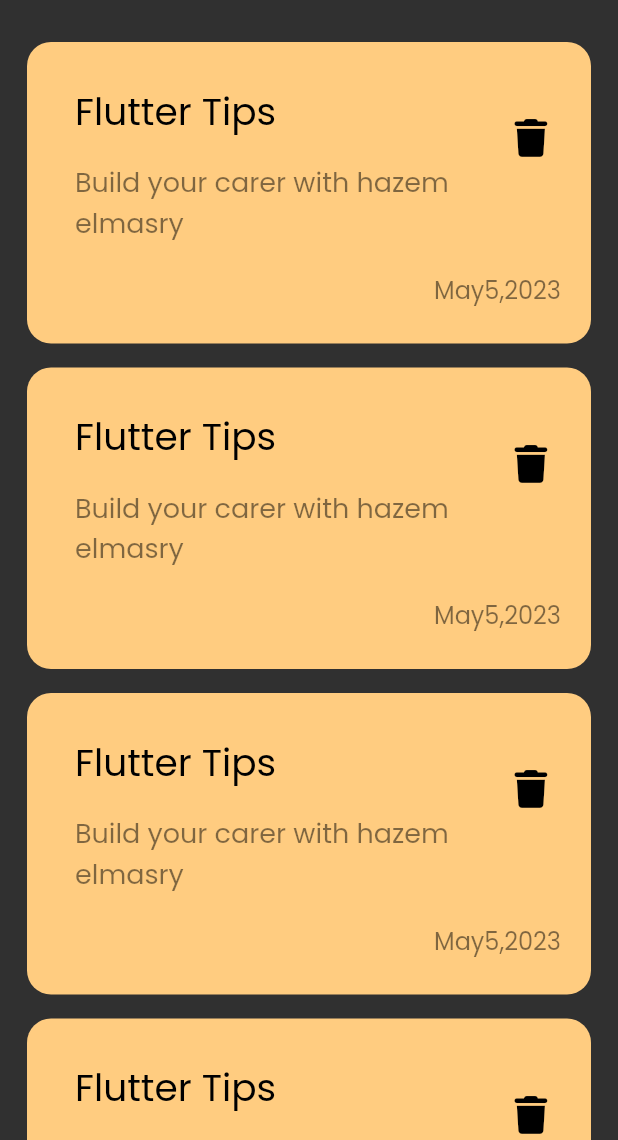
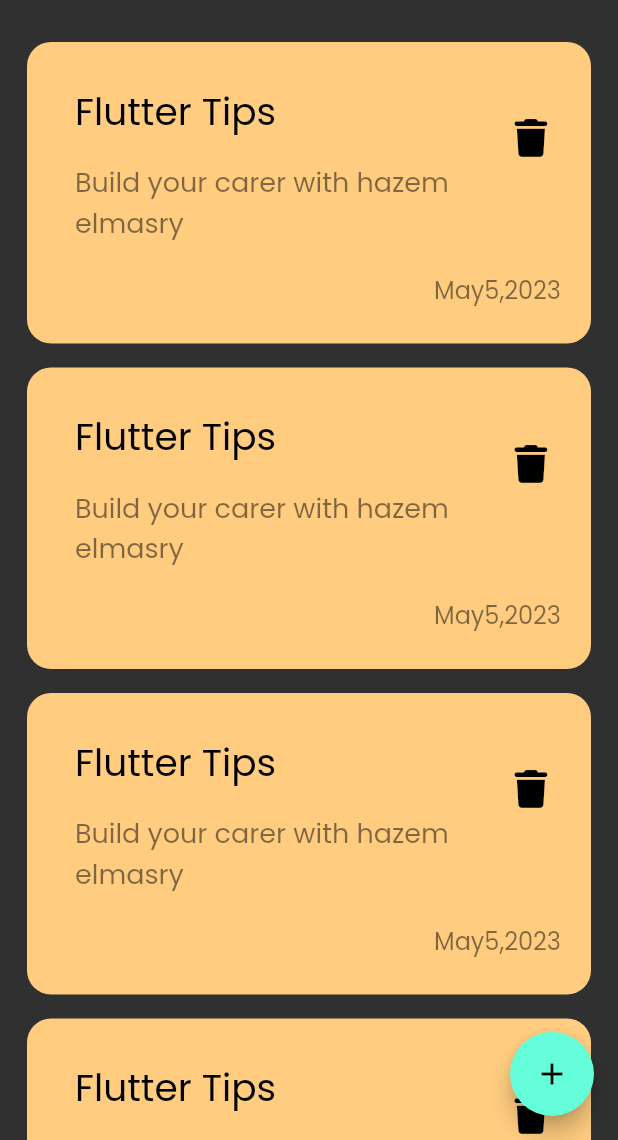
Before and after one commit to HazemEl-masry/note_app, a Flutter app: the screen it shows after launch, on a phone screen of 412 x 824 dp, the part 96-1236 px from its top. Run offline on Flutter 3.47's test engine with Material 2 defaults, Android fonts, the phone set to English and light mode, and no system bars; our stand-ins replace font_awesome_flutter.

Commit message:
notes view

```diff
--- a/lib/views/notes_view.dart
+++ b/lib/views/notes_view.dart
@@ -1,5 +1,5 @@
 import 'package:flutter/material.dart';
-import 'package:note_app/widgets/note_item.dart';
+import 'package:note_app/widgets/add_note_bottom_sheet.dart';
 import 'package:note_app/widgets/note_list_item.dart';
 
 class NotesView extends StatelessWidget {
@@ -8,6 +8,13 @@ class NotesView extends StatelessWidget {
   @override
   Widget build(BuildContext context) {
     return Scaffold(
+      floatingActionButton: FloatingActionButton(onPressed: ()
+      {
+        showModalBottomSheet(context: context, builder: (context) {
+          return const AddNotaBottomSheet();
+        },);
+      },
+      child: const Icon(Icons.add)),
       body: SafeArea(
         child: Padding(
           padding: const EdgeInsets.only(
```
